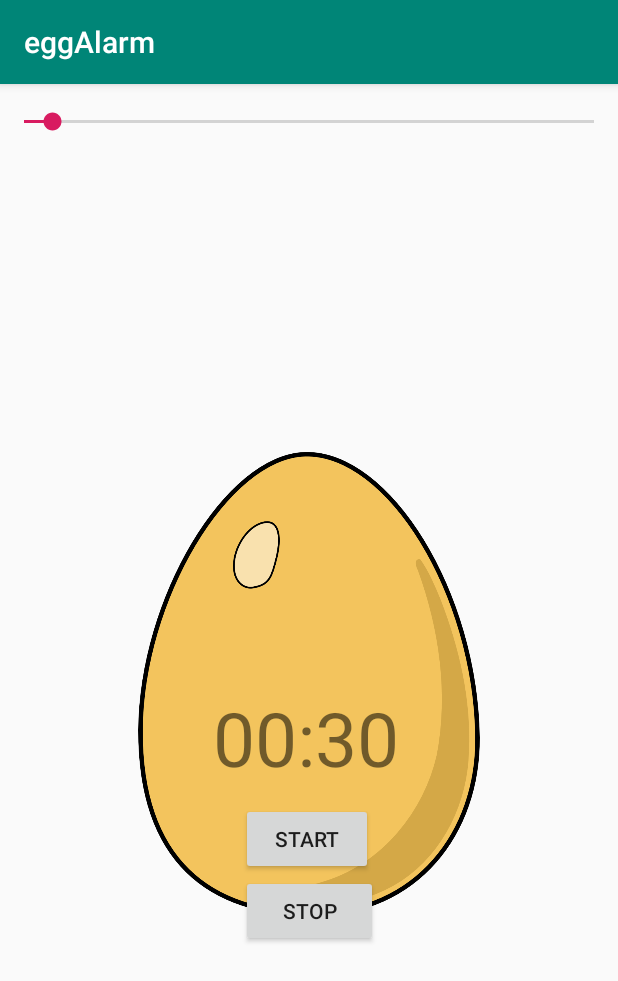
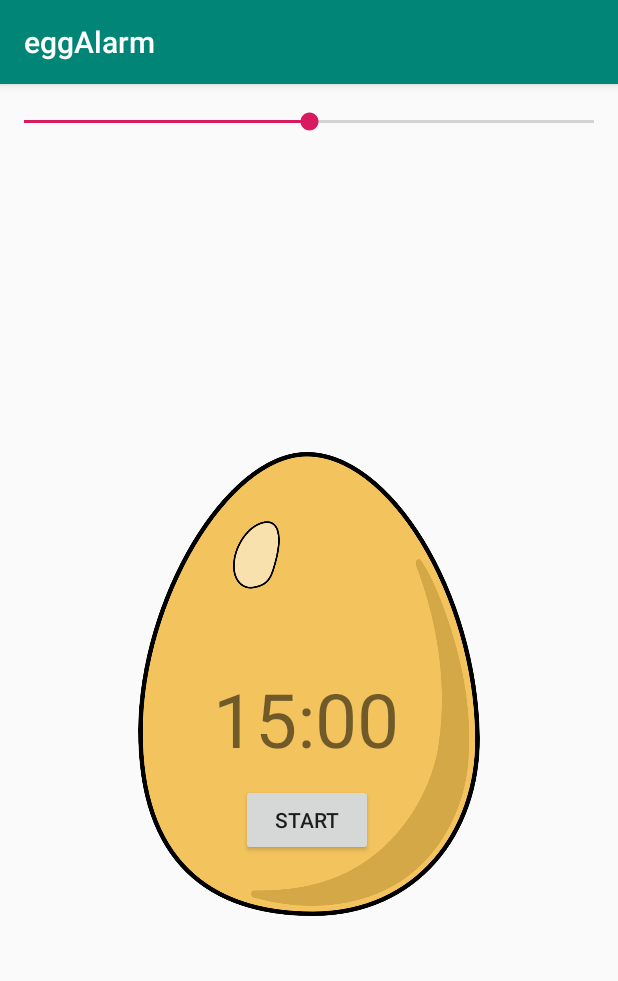
Before and after one commit to Tepenox/eggTimer, an Android app: the screen it shows after launch (MainActivity), on a phone screen of 412 x 824 dp. Shown: the top 981 px of the screen. Run offline under Robolectric (Android 15) with nearby library versions, the phone set to English and light mode, and no system bars.

Commit message:
version 1.0

```diff
--- a/app/src/main/java/com/example/anass/eggalarm/MainActivity.java
+++ b/app/src/main/java/com/example/anass/eggalarm/MainActivity.java
@@ -4,6 +4,7 @@ import android.media.MediaPlayer;
 import android.os.CountDownTimer;
 import android.support.v7.app.AppCompatActivity;
 import android.os.Bundle;
+import android.util.Log;
 import android.view.View;
 import android.widget.Button;
 import android.widget.SeekBar;
@@ -13,7 +14,8 @@ public class MainActivity extends AppCompatActivity {
 
     SeekBar timerSeekBar;
     TextView timerTextView;
-    Button timerButton;
+    Button timerStartButton;
+    Button timerStopButton;
     CountDownTimer timer;
     MediaPlayer mp;
     int timeLeft;
@@ -22,27 +24,44 @@ public class MainActivity extends AppCompatActivity {
 
 
     public void onButtonClick(View view) {
+        if (!view.getTag().toString().equals("timerStopButton")) {
             if (timerState == 0 || timerState == 2) {
                 timer.start();
-            timerButton.setText("pause");
+                timerStartButton.setText("pause");
                 timerState = 1;
                 timerSeekBar.setEnabled(false);
+                timerStopButton.setVisibility(View.INVISIBLE);
             } else if (timerState == 1 || timerState == 3) {
                 if (timerState != 3) {
                     //pausing the timer here
                     timer.cancel();
                     setTimer(timeLeft);
-                timerButton.setText("resume");
+                    timerStartButton.setText("resume");
+                    timerStopButton.setVisibility(View.VISIBLE);
                     timerState = 2;
                 } else {
+                    //time has done and clicking
                     timer.cancel();
-                mp.stop();
+                    mp.pause();
+                    mp.seekTo(0);
+                    timerStartButton.setText("start");
                     timerSeekBar.setEnabled(true);
                     timerState = 0;
-                timerSeekBar.setProgress(30);
+                    timerSeekBar.setProgress(900);
 
                 }
-
+            }
+        }else {
+            //stop button has been clicked
+            timer.cancel();
+            timerSeekBar.setEnabled(true);
+            timerSeekBar.setProgress(900);
+            setTimerText(900000);
+            setTimer(900000);
+            timerStopButton.setVisibility(View.INVISIBLE);
+            timerStartButton.setText("start");
+            timerState = 0;
+            Log.i("m","Stop button has been clicked");
         }
 
     }
@@ -54,19 +73,22 @@ public class MainActivity extends AppCompatActivity {
         setContentView(R.layout.activity_main);
         timerSeekBar = findViewById(R.id.timerSeekBar);
         timerTextView = findViewById(R.id.timerTextView);
-        timerButton = findViewById(R.id.timerStartButton);
-        mp = MediaPlayer.create(getApplicationContext(), R.raw.alarm);
+        timerStartButton = findViewById(R.id.timerStartButton);
+        timerStopButton = findViewById(R.id.stopTimerButton);
+        timerStopButton.setVisibility(View.INVISIBLE);
+        mp = MediaPlayer.create(getApplicationContext(), R.raw.alarmsong);
 
-        timerSeekBar.setMax(600);
-        timerSeekBar.setProgress(30);
-
-        timerTextView.setText("00:30");
-
-        setTimer(30000);
+        timerSeekBar.setMax(1800);
+        timerSeekBar.setProgress(900);
+        setTimerText(900000);
+        setTimer(900000);
 
         timerSeekBar.setOnSeekBarChangeListener(new SeekBar.OnSeekBarChangeListener() {
             @Override
             public void onProgressChanged(SeekBar seekBar, int progress, boolean fromUser) {
+                if (progress<1){
+                    progress = 1;
+                }
                 setTimerText(progress * 1000);
                 setTimer(progress * 1000);
             }
@@ -96,7 +118,7 @@ public class MainActivity extends AppCompatActivity {
             @Override
             public void onFinish() {
                 mp.start();
-                timerButton.setText("stop");
+                timerStartButton.setText("stop");
                 timerState = 3;
             }
 
--- a/app/src/main/res/layout/activity_main.xml
+++ b/app/src/main/res/layout/activity_main.xml
@@ -35,8 +35,9 @@
         android:layout_marginEnd="8dp"
         android:layout_marginRight="8dp"
         android:onClick="onButtonClick"
+        android:tag="startTimerButton"
         android:text="Start"
-        app:layout_constraintBottom_toTopOf="@+id/button"
+        app:layout_constraintBottom_toTopOf="@+id/stopTimerButton"
         app:layout_constraintEnd_toEndOf="parent"
         app:layout_constraintHorizontal_bias="0.496"
         app:layout_constraintStart_toStartOf="parent" />
@@ -59,7 +60,7 @@
         app:layout_constraintVertical_bias="1.0" />
 
     <Button
-        android:id="@+id/button"
+        android:id="@+id/stopTimerButton"
         android:layout_width="91dp"
         android:layout_height="48dp"
         android:layout_marginStart="8dp"
@@ -67,11 +68,12 @@
         android:layout_marginTop="8dp"
         android:layout_marginEnd="8dp"
         android:layout_marginRight="8dp"
+        android:onClick="onButtonClick"
+        android:tag="timerStopButton"
         android:text="Stop"
         app:layout_constraintBottom_toBottomOf="parent"
         app:layout_constraintEnd_toEndOf="parent"
-        app:layout_constraintHorizontal_bias="0.501"
         app:layout_constraintStart_toStartOf="parent"
         app:layout_constraintTop_toTopOf="parent"
-        app:layout_constraintVertical_bias="0.729" />
+        app:layout_constraintVertical_bias="0.712" />
 </android.support.constraint.ConstraintLayout>
```
Also changed, not shown: 2 other files. Lines whose indentation alone changed are shown as unchanged.
